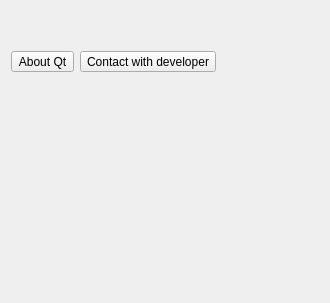
The window that app/aboutdialog.ui (olegantonyan/mpz) describes before a commit, drawn with Qt 5.
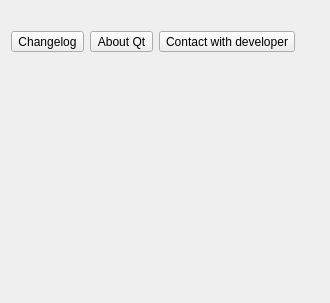
The same window after the commit.

Commit message: add built in changelog (close #108)

Patch:
```diff
--- a/app/aboutdialog.ui
+++ b/app/aboutdialog.ui
@@ -21,15 +21,15 @@
      </property>
     </widget>
    </item>
-   <item>
-    <widget class="QLabel" name="opensourceLabel">
-     <property name="text">
-      <string/>
-     </property>
-    </widget>
-   </item>
    <item>
     <layout class="QHBoxLayout" name="horizontalLayout">
+     <item>
+      <widget class="QToolButton" name="buttonChangelog">
+       <property name="text">
+        <string>Changelog</string>
+       </property>
+      </widget>
+     </item>
      <item>
       <widget class="QToolButton" name="buttonAboutQt">
        <property name="text">
@@ -59,6 +59,13 @@
      </item>
     </layout>
    </item>
+   <item>
+    <widget class="QLabel" name="opensourceLabel">
+     <property name="text">
+      <string/>
+     </property>
+    </widget>
+   </item>
    <item>
     <widget class="QLabel" name="sysinfo">
      <property name="text">
```
The commit also changes 9 other files.
